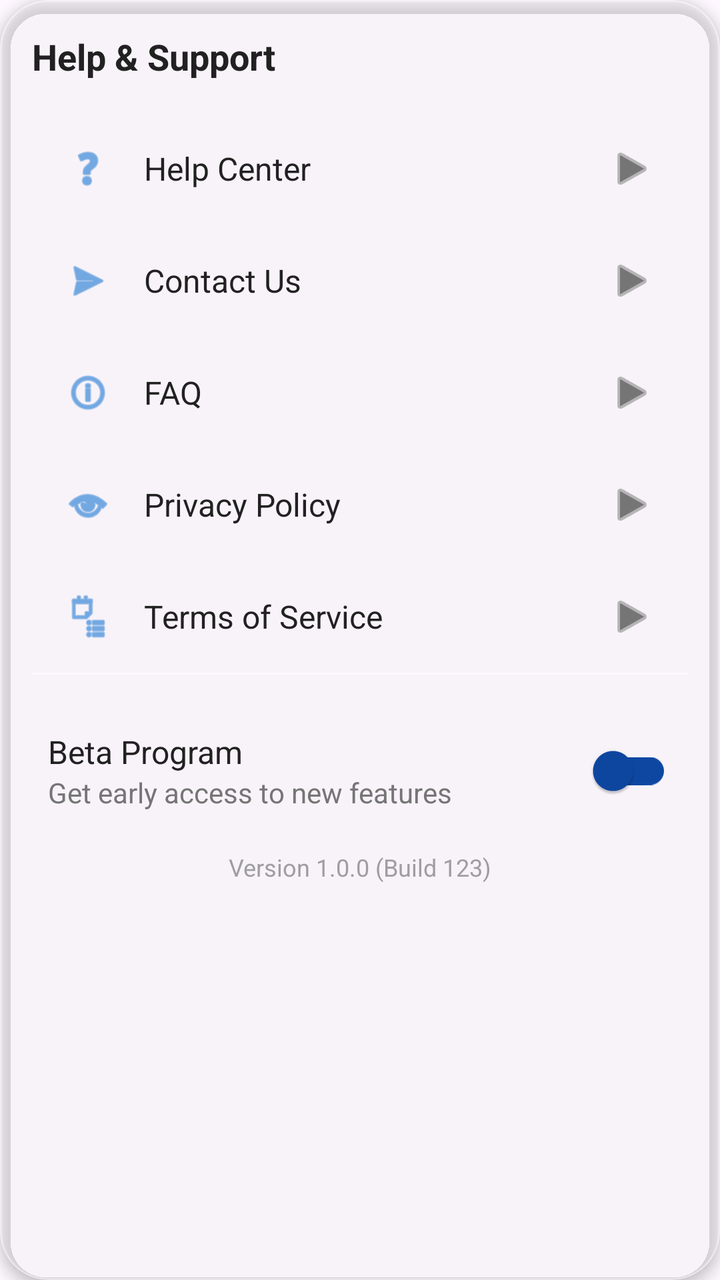
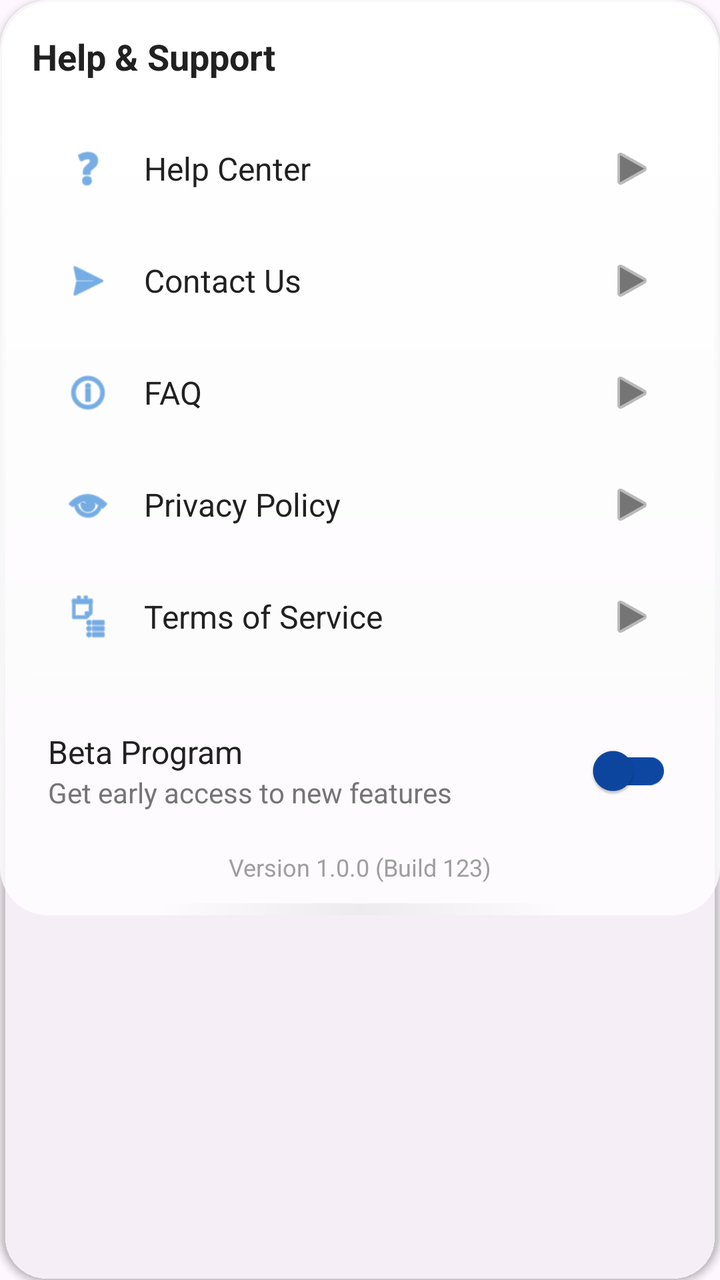

The first picture is an Android layout as it rendered before a commit; the second is the same layout after the commit. The layout source and the unified diff follow.
<!-- AndroidManifest.xml: application theme Theme.Health_Assistant -->
<!-- res/layout/card_help_support.xml -->
<?xml version="1.0" encoding="utf-8"?>
<com.google.android.material.card.MaterialCardView xmlns:android="http://schemas.android.com/apk/res/android"
    xmlns:app="http://schemas.android.com/apk/res-auto"
    android:id="@+id/help_support_card"
    android:layout_width="match_parent"
    android:layout_height="wrap_content"
    android:layout_margin="@dimen/content_padding_medium"
    app:cardBackgroundColor="@color/glassBg"
    app:cardCornerRadius="@dimen/corner_radius_large"
    app:cardElevation="@dimen/card_elevation_medium"
    app:strokeColor="@color/glassHighlight"
    app:strokeWidth="1dp">

    <LinearLayout
        android:layout_width="match_parent"
        android:layout_height="wrap_content"
        android:orientation="vertical"
        android:padding="@dimen/content_padding_medium">

        
        <TextView
            android:layout_width="match_parent"
            android:layout_height="wrap_content"
            android:layout_marginBottom="@dimen/content_padding_medium"
            android:text="@string/help_support"
            android:textColor="@color/textPrimary"
            android:textSize="18sp"
            android:textStyle="bold" />

        
        <LinearLayout
            android:id="@+id/help_center_item"
            android:layout_width="match_parent"
            android:layout_height="wrap_content"
            android:background="?attr/selectableItemBackground"
            android:clickable="true"
            android:focusable="true"
            android:gravity="center_vertical"
            android:orientation="horizontal"
            android:padding="@dimen/content_padding_medium">

            <ImageView
                android:layout_width="24dp"
                android:layout_height="24dp"
                android:layout_marginEnd="@dimen/content_padding_medium"
                android:src="@android:drawable/ic_menu_help"
                app:tint="@color/colorPrimaryGradientStart" />

            <TextView
                android:layout_width="0dp"
                android:layout_height="wrap_content"
                android:layout_weight="1"
                android:text="Help Center"
                android:textColor="@color/textPrimary"
                android:textSize="16sp" />

            <ImageView
                android:layout_width="24dp"
                android:layout_height="24dp"
                android:src="@android:drawable/ic_media_play"
                app:tint="@color/textSecondary" />
        </LinearLayout>

        
        <LinearLayout
            android:id="@+id/contact_us_item"
            android:layout_width="match_parent"
            android:layout_height="wrap_content"
            android:background="?attr/selectableItemBackground"
            android:clickable="true"
            android:focusable="true"
            android:gravity="center_vertical"
            android:orientation="horizontal"
            android:padding="@dimen/content_padding_medium">

            <ImageView
                android:layout_width="24dp"
                android:layout_height="24dp"
                android:layout_marginEnd="@dimen/content_padding_medium"
                android:src="@android:drawable/ic_menu_send"
                app:tint="@color/colorPrimaryGradientStart" />

            <TextView
                android:layout_width="0dp"
                android:layout_height="wrap_content"
                android:layout_weight="1"
                android:text="Contact Us"
                android:textColor="@color/textPrimary"
                android:textSize="16sp" />

            <ImageView
                android:layout_width="24dp"
                android:layout_height="24dp"
                android:src="@android:drawable/ic_media_play"
                app:tint="@color/textSecondary" />
        </LinearLayout>

        
        <LinearLayout
            android:id="@+id/faq_item"
            android:layout_width="match_parent"
            android:layout_height="wrap_content"
            android:background="?attr/selectableItemBackground"
            android:clickable="true"
            android:focusable="true"
            android:gravity="center_vertical"
            android:orientation="horizontal"
            android:padding="@dimen/content_padding_medium">

            <ImageView
                android:layout_width="24dp"
                android:layout_height="24dp"
                android:layout_marginEnd="@dimen/content_padding_medium"
                android:src="@android:drawable/ic_menu_info_details"
                app:tint="@color/colorPrimaryGradientStart" />

            <TextView
                android:layout_width="0dp"
                android:layout_height="wrap_content"
                android:layout_weight="1"
                android:text="FAQ"
                android:textColor="@color/textPrimary"
                android:textSize="16sp" />

            <ImageView
                android:layout_width="24dp"
                android:layout_height="24dp"
                android:src="@android:drawable/ic_media_play"
                app:tint="@color/textSecondary" />
        </LinearLayout>

        
        <LinearLayout
            android:id="@+id/privacy_policy_item"
            android:layout_width="match_parent"
            android:layout_height="wrap_content"
            android:background="?attr/selectableItemBackground"
            android:clickable="true"
            android:focusable="true"
            android:gravity="center_vertical"
            android:orientation="horizontal"
            android:padding="@dimen/content_padding_medium">

            <ImageView
                android:layout_width="24dp"
                android:layout_height="24dp"
                android:layout_marginEnd="@dimen/content_padding_medium"
                android:src="@android:drawable/ic_menu_view"
                app:tint="@color/colorPrimaryGradientStart" />

            <TextView
                android:layout_width="0dp"
                android:layout_height="wrap_content"
                android:layout_weight="1"
                android:text="Privacy Policy"
                android:textColor="@color/textPrimary"
                android:textSize="16sp" />

            <ImageView
                android:layout_width="24dp"
                android:layout_height="24dp"
                android:src="@android:drawable/ic_media_play"
                app:tint="@color/textSecondary" />
        </LinearLayout>

        
        <LinearLayout
            android:id="@+id/terms_service_item"
            android:layout_width="match_parent"
            android:layout_height="wrap_content"
            android:background="?attr/selectableItemBackground"
            android:clickable="true"
            android:focusable="true"
            android:gravity="center_vertical"
            android:orientation="horizontal"
            android:padding="@dimen/content_padding_medium">

            <ImageView
                android:layout_width="24dp"
                android:layout_height="24dp"
                android:layout_marginEnd="@dimen/content_padding_medium"
                android:src="@android:drawable/ic_menu_agenda"
                app:tint="@color/colorPrimaryGradientStart" />

            <TextView
                android:layout_width="0dp"
                android:layout_height="wrap_content"
                android:layout_weight="1"
                android:text="Terms of Service"
                android:textColor="@color/textPrimary"
                android:textSize="16sp" />

            <ImageView
                android:layout_width="24dp"
                android:layout_height="24dp"
                android:src="@android:drawable/ic_media_play"
                app:tint="@color/textSecondary" />
        </LinearLayout>

        <View
            android:layout_width="match_parent"
            android:layout_height="1dp"
            android:layout_marginBottom="@dimen/content_padding_medium"
            android:background="@color/glassHighlight" />

        
        <LinearLayout
            android:layout_width="match_parent"
            android:layout_height="wrap_content"
            android:gravity="center_vertical"
            android:orientation="horizontal"
            android:padding="@dimen/content_padding_small">

            <LinearLayout
                android:layout_width="0dp"
                android:layout_height="wrap_content"
                android:layout_weight="1"
                android:orientation="vertical">

                <TextView
                    android:layout_width="match_parent"
                    android:layout_height="wrap_content"
                    android:text="Beta Program"
                    android:textColor="@color/textPrimary"
                    android:textSize="16sp" />

                <TextView
                    android:layout_width="match_parent"
                    android:layout_height="wrap_content"
                    android:text="Get early access to new features"
                    android:textColor="@color/textSecondary"
                    android:textSize="14sp" />
            </LinearLayout>

            <com.google.android.material.switchmaterial.SwitchMaterial
                android:id="@+id/beta_program_switch"
                android:layout_width="wrap_content"
                android:layout_height="wrap_content"
                android:checked="false"
                app:thumbTint="@color/colorPrimaryGradientEnd"
                app:trackTint="@color/colorPrimaryGradientEnd" />
        </LinearLayout>

        
        <TextView
            android:id="@+id/version_info"
            android:layout_width="match_parent"
            android:layout_height="wrap_content"
            android:layout_marginTop="@dimen/content_padding_small"
            android:gravity="center"
            android:text="Version 1.0.0 (Build 123)"
            android:textColor="@color/textTertiary"
            android:textSize="12sp" />
    </LinearLayout>
</com.google.android.material.card.MaterialCardView>
<!-- resources referenced by this layout -->
<resources>
  <color name="colorPrimaryGradientEnd">#0D47A1</color>
  <color name="colorPrimaryGradientStart">#1976D2</color>
  <color name="glassBg">#40FFFFFF</color>
  <color name="glassHighlight">#60FFFFFF</color>
  <color name="textPrimary">#212121</color>
  <color name="textSecondary">#757575</color>
  <color name="textTertiary">#9E9E9E</color>
  <dimen name="card_elevation_medium">4dp</dimen>
  <dimen name="content_padding_medium">16dp</dimen>
  <dimen name="content_padding_small">8dp</dimen>
  <dimen name="corner_radius_large">24dp</dimen>
  <string name="help_support">Help &amp; Support</string>
  <style name="Theme.Health_Assistant" parent="Base.Theme.Health_Assistant" />
  <style name="Base.Theme.Health_Assistant" parent="Theme.Material3.DayNight.NoActionBar">
          
          
      </style>
</resources>

<!-- the commit's change to res/layout/card_help_support.xml (unified diff, before → after) -->
@@ -1,255 +1,257 @@
 <?xml version="1.0" encoding="utf-8"?>
-<com.google.android.material.card.MaterialCardView xmlns:android="http://schemas.android.com/apk/res/android"
+<androidx.cardview.widget.CardView xmlns:android="http://schemas.android.com/apk/res/android"
     xmlns:app="http://schemas.android.com/apk/res-auto"
     android:id="@+id/help_support_card"
     android:layout_width="match_parent"
     android:layout_height="wrap_content"
     android:layout_margin="@dimen/content_padding_medium"
-    app:cardBackgroundColor="@color/glassBg"
+    app:cardBackgroundColor="@android:color/transparent"
     app:cardCornerRadius="@dimen/corner_radius_large"
-    app:cardElevation="@dimen/card_elevation_medium"
-    app:strokeColor="@color/glassHighlight"
-    app:strokeWidth="1dp">
-
-    <LinearLayout
+    app:cardElevation="@dimen/card_elevation_small">
+
+    <FrameLayout
         android:layout_width="match_parent"
         android:layout_height="wrap_content"
-        android:orientation="vertical"
-        android:padding="@dimen/content_padding_medium">
-
-        
-        <TextView
-            android:layout_width="match_parent"
-            android:layout_height="wrap_content"
-            android:layout_marginBottom="@dimen/content_padding_medium"
-            android:text="@string/help_support"
-            android:textColor="@color/textPrimary"
-            android:textSize="18sp"
-            android:textStyle="bold" />
-
-        
-        <LinearLayout
-            android:id="@+id/help_center_item"
-            android:layout_width="match_parent"
-            android:layout_height="wrap_content"
-            android:background="?attr/selectableItemBackground"
-            android:clickable="true"
-            android:focusable="true"
-            android:gravity="center_vertical"
-            android:orientation="horizontal"
-            android:padding="@dimen/content_padding_medium">
-
-            <ImageView
-                android:layout_width="24dp"
-                android:layout_height="24dp"
-                android:layout_marginEnd="@dimen/content_padding_medium"
-                android:src="@android:drawable/ic_menu_help"
-                app:tint="@color/colorPrimaryGradientStart" />
-
-            <TextView
-                android:layout_width="0dp"
-                android:layout_height="wrap_content"
-                android:layout_weight="1"
-                android:text="Help Center"
-                android:textColor="@color/textPrimary"
-                android:textSize="16sp" />
-
-            <ImageView
-                android:layout_width="24dp"
-                android:layout_height="24dp"
-                android:src="@android:drawable/ic_media_play"
-                app:tint="@color/textSecondary" />
-        </LinearLayout>
-
-        
-        <LinearLayout
-            android:id="@+id/contact_us_item"
-            android:layout_width="match_parent"
-            android:layout_height="wrap_content"
-            android:background="?attr/selectableItemBackground"
-            android:clickable="true"
-            android:focusable="true"
-            android:gravity="center_vertical"
-            android:orientation="horizontal"
-            android:padding="@dimen/content_padding_medium">
-
-            <ImageView
-                android:layout_width="24dp"
-                android:layout_height="24dp"
-                android:layout_marginEnd="@dimen/content_padding_medium"
-                android:src="@android:drawable/ic_menu_send"
-                app:tint="@color/colorPrimaryGradientStart" />
-
-            <TextView
-                android:layout_width="0dp"
-                android:layout_height="wrap_content"
-                android:layout_weight="1"
-                android:text="Contact Us"
-                android:textColor="@color/textPrimary"
-                android:textSize="16sp" />
-
-            <ImageView
-                android:layout_width="24dp"
-                android:layout_height="24dp"
-                android:src="@android:drawable/ic_media_play"
-                app:tint="@color/textSecondary" />
-        </LinearLayout>
-
-        
-        <LinearLayout
-            android:id="@+id/faq_item"
-            android:layout_width="match_parent"
-            android:layout_height="wrap_content"
-            android:background="?attr/selectableItemBackground"
-            android:clickable="true"
-            android:focusable="true"
-            android:gravity="center_vertical"
-            android:orientation="horizontal"
-            android:padding="@dimen/content_padding_medium">
-
-            <ImageView
-                android:layout_width="24dp"
-                android:layout_height="24dp"
-                android:layout_marginEnd="@dimen/content_padding_medium"
-                android:src="@android:drawable/ic_menu_info_details"
-                app:tint="@color/colorPrimaryGradientStart" />
-
-            <TextView
-                android:layout_width="0dp"
-                android:layout_height="wrap_content"
-                android:layout_weight="1"
-                android:text="FAQ"
-                android:textColor="@color/textPrimary"
-                android:textSize="16sp" />
-
-            <ImageView
-                android:layout_width="24dp"
-                android:layout_height="24dp"
-                android:src="@android:drawable/ic_media_play"
-                app:tint="@color/textSecondary" />
-        </LinearLayout>
-
-        
-        <LinearLayout
-            android:id="@+id/privacy_policy_item"
-            android:layout_width="match_parent"
-            android:layout_height="wrap_content"
-            android:background="?attr/selectableItemBackground"
-            android:clickable="true"
-            android:focusable="true"
-            android:gravity="center_vertical"
-            android:orientation="horizontal"
-            android:padding="@dimen/content_padding_medium">
-
-            <ImageView
-                android:layout_width="24dp"
-                android:layout_height="24dp"
-                android:layout_marginEnd="@dimen/content_padding_medium"
-                android:src="@android:drawable/ic_menu_view"
-                app:tint="@color/colorPrimaryGradientStart" />
-
-            <TextView
-                android:layout_width="0dp"
-                android:layout_height="wrap_content"
-                android:layout_weight="1"
-                android:text="Privacy Policy"
-                android:textColor="@color/textPrimary"
-                android:textSize="16sp" />
-
-            <ImageView
-                android:layout_width="24dp"
-                android:layout_height="24dp"
-                android:src="@android:drawable/ic_media_play"
-                app:tint="@color/textSecondary" />
-        </LinearLayout>
-
-        
-        <LinearLayout
-            android:id="@+id/terms_service_item"
-            android:layout_width="match_parent"
-            android:layout_height="wrap_content"
-            android:background="?attr/selectableItemBackground"
-            android:clickable="true"
-            android:focusable="true"
-            android:gravity="center_vertical"
-            android:orientation="horizontal"
-            android:padding="@dimen/content_padding_medium">
-
-            <ImageView
-                android:layout_width="24dp"
-                android:layout_height="24dp"
-                android:layout_marginEnd="@dimen/content_padding_medium"
-                android:src="@android:drawable/ic_menu_agenda"
-                app:tint="@color/colorPrimaryGradientStart" />
-
-            <TextView
-                android:layout_width="0dp"
-                android:layout_height="wrap_content"
-                android:layout_weight="1"
-                android:text="Terms of Service"
-                android:textColor="@color/textPrimary"
-                android:textSize="16sp" />
-
-            <ImageView
-                android:layout_width="24dp"
-                android:layout_height="24dp"
-                android:src="@android:drawable/ic_media_play"
-                app:tint="@color/textSecondary" />
-        </LinearLayout>
-
-        <View
-            android:layout_width="match_parent"
-            android:layout_height="1dp"
-            android:layout_marginBottom="@dimen/content_padding_medium"
-            android:background="@color/glassHighlight" />
-
-        
+        android:background="@drawable/glassmorphism_card_background">
+
         <LinearLayout
             android:layout_width="match_parent"
             android:layout_height="wrap_content"
-            android:gravity="center_vertical"
-            android:orientation="horizontal"
-            android:padding="@dimen/content_padding_small">
-
-            <LinearLayout
-                android:layout_width="0dp"
-                android:layout_height="wrap_content"
-                android:layout_weight="1"
-                android:orientation="vertical">
-
-                <TextView
-                    android:layout_width="match_parent"
-                    android:layout_height="wrap_content"
-                    android:text="Beta Program"
-                    android:textColor="@color/textPrimary"
-                    android:textSize="16sp" />
-
-                <TextView
-                    android:layout_width="match_parent"
-                    android:layout_height="wrap_content"
-                    android:text="Get early access to new features"
-                    android:textColor="@color/textSecondary"
-                    android:textSize="14sp" />
-            </LinearLayout>
-
-            <com.google.android.material.switchmaterial.SwitchMaterial
-                android:id="@+id/beta_program_switch"
-                android:layout_width="wrap_content"
-                android:layout_height="wrap_content"
-                android:checked="false"
-                app:thumbTint="@color/colorPrimaryGradientEnd"
-                app:trackTint="@color/colorPrimaryGradientEnd" />
+            android:orientation="vertical"
+            android:padding="@dimen/content_padding_medium">
+
+            
+            <TextView
+                android:layout_width="match_parent"
+                android:layout_height="wrap_content"
+                android:layout_marginBottom="@dimen/content_padding_medium"
+                android:text="@string/help_support"
+                style="@style/TextAppearance.HealthAssistant.SectionTitle" />
+
+            
+            <LinearLayout
+                android:id="@+id/help_center_item"
+                android:layout_width="match_parent"
+                android:layout_height="wrap_content"
+                android:background="?attr/selectableItemBackground"
+                android:clickable="true"
+                android:focusable="true"
+                android:gravity="center_vertical"
+                android:orientation="horizontal"
+                android:padding="@dimen/content_padding_medium">
+
+                <ImageView
+                    android:layout_width="24dp"
+                    android:layout_height="24dp"
+                    android:layout_marginEnd="@dimen/content_padding_medium"
+                    android:src="@android:drawable/ic_menu_help"
+                    app:tint="@color/colorPrimaryGradientStart" />
+
+                <TextView
+                    android:layout_width="0dp"
+                    android:layout_height="wrap_content"
+                    android:layout_weight="1"
+                    android:text="Help Center"
+                    android:textColor="@color/textPrimary"
+                    android:textSize="16sp" />
+
+                <ImageView
+                    android:layout_width="24dp"
+                    android:layout_height="24dp"
+                    android:src="@android:drawable/ic_media_play"
+                    app:tint="@color/textSecondary" />
+            </LinearLayout>
+
+            
+            <LinearLayout
+                android:id="@+id/contact_us_item"
+                android:layout_width="match_parent"
+                android:layout_height="wrap_content"
+                android:background="?attr/selectableItemBackground"
+                android:clickable="true"
+                android:focusable="true"
+                android:gravity="center_vertical"
+                android:orientation="horizontal"
+                android:padding="@dimen/content_padding_medium">
+
+                <ImageView
+                    android:layout_width="24dp"
+                    android:layout_height="24dp"
+                    android:layout_marginEnd="@dimen/content_padding_medium"
+                    android:src="@android:drawable/ic_menu_send"
+                    app:tint="@color/colorPrimaryGradientStart" />
+
+                <TextView
+                    android:layout_width="0dp"
+                    android:layout_height="wrap_content"
+                    android:layout_weight="1"
+                    android:text="Contact Us"
+                    android:textColor="@color/textPrimary"
+                    android:textSize="16sp" />
+
+                <ImageView
+                    android:layout_width="24dp"
+                    android:layout_height="24dp"
+                    android:src="@android:drawable/ic_media_play"
+                    app:tint="@color/textSecondary" />
+            </LinearLayout>
+
+            
+            <LinearLayout
+                android:id="@+id/faq_item"
+                android:layout_width="match_parent"
+                android:layout_height="wrap_content"
+                android:background="?attr/selectableItemBackground"
+                android:clickable="true"
+                android:focusable="true"
+                android:gravity="center_vertical"
+                android:orientation="horizontal"
+                android:padding="@dimen/content_padding_medium">
+
+                <ImageView
+                    android:layout_width="24dp"
+                    android:layout_height="24dp"
+                    android:layout_marginEnd="@dimen/content_padding_medium"
+                    android:src="@android:drawable/ic_menu_info_details"
+                    app:tint="@color/colorPrimaryGradientStart" />
+
+                <TextView
+                    android:layout_width="0dp"
+                    android:layout_height="wrap_content"
+                    android:layout_weight="1"
+                    android:text="FAQ"
+                    android:textColor="@color/textPrimary"
+                    android:textSize="16sp" />
+
+                <ImageView
+                    android:layout_width="24dp"
+                    android:layout_height="24dp"
+                    android:src="@android:drawable/ic_media_play"
+                    app:tint="@color/textSecondary" />
+            </LinearLayout>
+
+            
+            <LinearLayout
+                android:id="@+id/privacy_policy_item"
+                android:layout_width="match_parent"
+                android:layout_height="wrap_content"
+                android:background="?attr/selectableItemBackground"
+                android:clickable="true"
+                android:focusable="true"
+                android:gravity="center_vertical"
+                android:orientation="horizontal"
+                android:padding="@dimen/content_padding_medium">
+
+                <ImageView
+                    android:layout_width="24dp"
+                    android:layout_height="24dp"
+                    android:layout_marginEnd="@dimen/content_padding_medium"
+                    android:src="@android:drawable/ic_menu_view"
+                    app:tint="@color/colorPrimaryGradientStart" />
+
+                <TextView
+                    android:layout_width="0dp"
+                    android:layout_height="wrap_content"
+                    android:layout_weight="1"
+                    android:text="Privacy Policy"
+                    android:textColor="@color/textPrimary"
+                    android:textSize="16sp" />
+
+                <ImageView
+                    android:layout_width="24dp"
+                    android:layout_height="24dp"
+                    android:src="@android:drawable/ic_media_play"
+                    app:tint="@color/textSecondary" />
+            </LinearLayout>
+
+            
+            <LinearLayout
+                android:id="@+id/terms_service_item"
+                android:layout_width="match_parent"
+                android:layout_height="wrap_content"
+                android:background="?attr/selectableItemBackground"
+                android:clickable="true"
+                android:focusable="true"
+                android:gravity="center_vertical"
+                android:orientation="horizontal"
+                android:padding="@dimen/content_padding_medium">
+
+                <ImageView
+                    android:layout_width="24dp"
+                    android:layout_height="24dp"
+                    android:layout_marginEnd="@dimen/content_padding_medium"
+                    android:src="@android:drawable/ic_menu_agenda"
+                    app:tint="@color/colorPrimaryGradientStart" />
+
+                <TextView
+                    android:layout_width="0dp"
+                    android:layout_height="wrap_content"
+                    android:layout_weight="1"
+                    android:text="Terms of Service"
+                    android:textColor="@color/textPrimary"
+                    android:textSize="16sp" />
+
+                <ImageView
+                    android:layout_width="24dp"
+                    android:layout_height="24dp"
+                    android:src="@android:drawable/ic_media_play"
+                    app:tint="@color/textSecondary" />
+            </LinearLayout>
+
+            <View
+                android:layout_width="match_parent"
+                android:layout_height="1dp"
+                android:layout_marginBottom="@dimen/content_padding_medium"
+                android:background="@color/glassHighlight" />
+
+            
+            <LinearLayout
+                android:layout_width="match_parent"
+                android:layout_height="wrap_content"
+                android:gravity="center_vertical"
+                android:orientation="horizontal"
+                android:padding="@dimen/content_padding_small">
+
+                <LinearLayout
+                    android:layout_width="0dp"
+                    android:layout_height="wrap_content"
+                    android:layout_weight="1"
+                    android:orientation="vertical">
+
+                    <TextView
+                        android:layout_width="match_parent"
+                        android:layout_height="wrap_content"
+                        android:text="Beta Program"
+                        android:textColor="@color/textPrimary"
+                        android:textSize="16sp" />
+
+                    <TextView
+                        android:layout_width="match_parent"
+                        android:layout_height="wrap_content"
+                        android:text="Get early access to new features"
+                        android:textColor="@color/textSecondary"
+                        android:textSize="14sp" />
+                </LinearLayout>
+
+                <com.google.android.material.switchmaterial.SwitchMaterial
+                    android:id="@+id/beta_program_switch"
+                    android:layout_width="wrap_content"
+                    android:layout_height="wrap_content"
+                    android:checked="false"
+                    app:thumbTint="@color/colorPrimaryGradientEnd"
+                    app:trackTint="@color/colorPrimaryGradientEnd" />
+            </LinearLayout>
+
+            
+            <TextView
+                android:id="@+id/version_info"
+                android:layout_width="match_parent"
+                android:layout_height="wrap_content"
+                android:layout_marginTop="@dimen/content_padding_small"
+                android:gravity="center"
+                android:text="Version 1.0.0 (Build 123)"
+                android:textColor="@color/textTertiary"
+                android:textSize="12sp" />
         </LinearLayout>
-
-        
-        <TextView
-            android:id="@+id/version_info"
-            android:layout_width="match_parent"
-            android:layout_height="wrap_content"
-            android:layout_marginTop="@dimen/content_padding_small"
-            android:gravity="center"
-            android:text="Version 1.0.0 (Build 123)"
-            android:textColor="@color/textTertiary"
-            android:textSize="12sp" />
-    </LinearLayout>
-</com.google.android.material.card.MaterialCardView>
+    </FrameLayout>
+</androidx.cardview.widget.CardView>
<!-- resource entries referenced after the edit -->
@@ -2,16 +2,60 @@
 <resources>
   <color name="colorPrimaryGradientEnd">#0D47A1</color>
   <color name="colorPrimaryGradientStart">#1976D2</color>
-  <color name="glassBg">#40FFFFFF</color>
   <color name="glassHighlight">#60FFFFFF</color>
   <color name="textPrimary">#212121</color>
   <color name="textSecondary">#757575</color>
   <color name="textTertiary">#9E9E9E</color>
-  <dimen name="card_elevation_medium">4dp</dimen>
+  <dimen name="card_elevation_small">2dp</dimen>
   <dimen name="content_padding_medium">16dp</dimen>
   <dimen name="content_padding_small">8dp</dimen>
   <dimen name="corner_radius_large">24dp</dimen>
+  <!-- drawable glassmorphism_card_background (drawable) -->
+  <?xml version="1.0" encoding="utf-8"?>
+  <layer-list xmlns:android="http://schemas.android.com/apk/res/android">
+      
+      <item>
+          <shape android:shape="rectangle">
+              <corners android:radius="24dp" />
+              <solid android:color="#CCFFFFFF" /> 
+          </shape>
+      </item>
+  
+      
+      <item android:top="1dp" android:bottom="24dp" android:left="1dp" android:right="1dp">
+          <shape android:shape="rectangle">
+              <corners android:topLeftRadius="24dp" android:topRightRadius="24dp" />
+              <gradient
+                  android:angle="270"
+                  android:startColor="#FFFFFF"
+                  android:endColor="#00FFFFFF"
+                  android:type="linear" />
+          </shape>
+      </item>
+  
+      
+      <item android:gravity="bottom|center_horizontal"
+            android:height="6dp"
+            android:width="200dp"
+            android:top="10dp">
+          <shape android:shape="rectangle">
+              <corners android:radius="100dp" />
+              <gradient
+                  android:startColor="#00000000"
+                  android:centerColor="#10000000"
+                  android:endColor="#00000000"
+                  android:type="linear"
+                  android:angle="0" />
+          </shape>
+      </item>
+  </layer-list>
   <string name="help_support">Help &amp; Support</string>
+  <style name="TextAppearance.HealthAssistant.SectionTitle" parent="TextAppearance.Material3.TitleLarge">
+          <item name="android:textColor">@color/textPrimary</item>
+          <item name="android:textSize">18sp</item>
+          <item name="android:fontFamily">sans-serif-medium</item>
+          <item name="android:textStyle">bold</item>
+      </style>
   <style name="Theme.Health_Assistant" parent="Base.Theme.Health_Assistant" />
   <style name="Base.Theme.Health_Assistant" parent="Theme.Material3.DayNight.NoActionBar">
           
